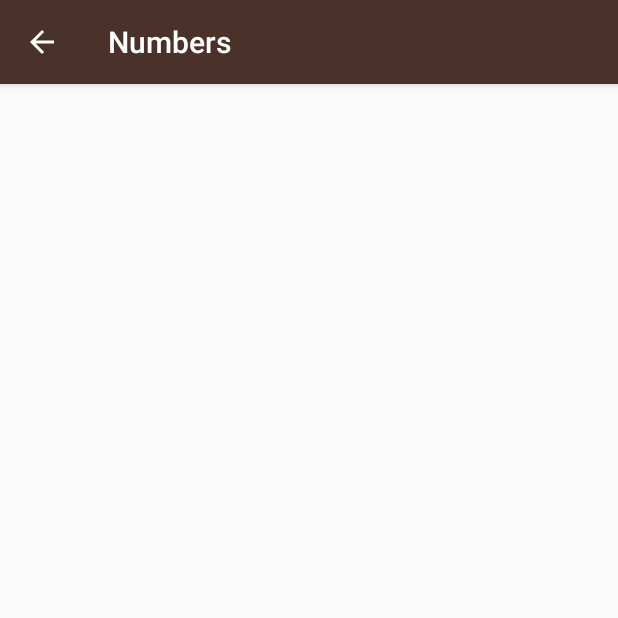
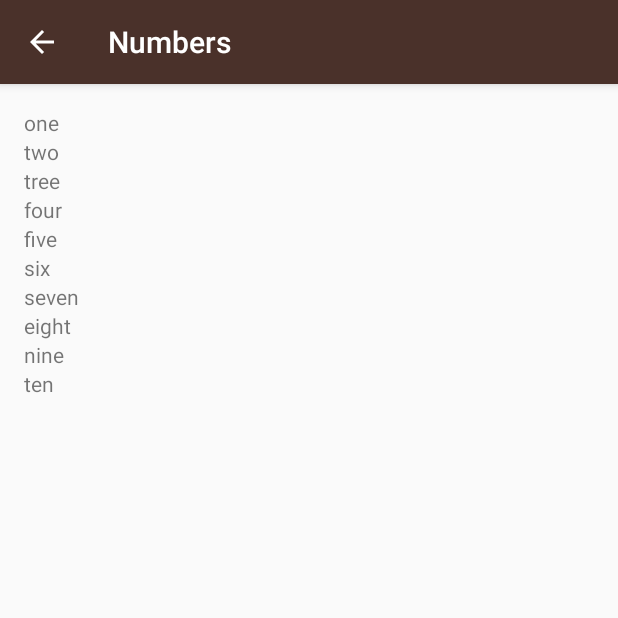
Before and after one commit to AlexBMA/Miwok, an Android app: the NumbersActivity screen opened directly, with no data from a screen before it, on a phone screen of 412 x 824 dp, the top half of it. Run offline under Robolectric (Android 15) with nearby library versions, the phone set to English and light mode, and no system bars.

Commit message:
update 2

```diff
--- a/app/src/main/java/com/example/alexandru/miwok/NumbersActivity.java
+++ b/app/src/main/java/com/example/alexandru/miwok/NumbersActivity.java
@@ -17,6 +17,11 @@ package com.example.alexandru.miwok;
 
 import android.os.Bundle;
 import android.support.v7.app.AppCompatActivity;
+import android.widget.LinearLayout;
+import android.widget.TextView;
+
+import java.util.ArrayList;
+import java.util.List;
 
 public class NumbersActivity extends AppCompatActivity {
 
@@ -27,17 +32,37 @@ public class NumbersActivity extends AppCompatActivity {
 
 
         // Code here
-        String englishWords[] = new String[10];
-        englishWords[0] = "one";
-        englishWords[1] = "two";
-        englishWords[2] = "tree";
-        englishWords[3] = "four";
-        englishWords[4] = "five";
-        englishWords[5] = "six";
-        englishWords[6] = "seven";
-        englishWords[7] = "eight";
-        englishWords[8] = "nine";
-        englishWords[9] = "ten";
+        List<String> englishWords = new ArrayList<>();
+        englishWords = createEndglishWords(englishWords);
+        displayEnlishWords(englishWords);
+
+    }
+
+    private List<String> createEndglishWords(List<String> list) {
+        list.add("one");
+        list.add("two");
+        list.add("tree");
+        list.add("four");
+        list.add("five");
+        list.add("six");
+        list.add("seven");
+        list.add("eight");
+        list.add("nine");
+        list.add("ten");
+
+        return list;
+    }
+
+    public void displayEnlishWords(List<String> list) {
+
+        LinearLayout linearLayout = (LinearLayout) findViewById(R.id.root_view);
+        int size = list.size();
+        for (int i = 0; i < size; i++) {
+            TextView textView = new TextView(this);
+            textView.setText(list.get(i));
+            linearLayout.addView(textView);
+        }
+
 
     }
 }
--- a/app/src/main/res/layout/activity_numbers.xml
+++ b/app/src/main/res/layout/activity_numbers.xml
@@ -13,14 +13,17 @@
      See the License for the specific language governing permissions and
      limitations under the License.
 -->
-<RelativeLayout xmlns:android="http://schemas.android.com/apk/res/android"
+<LinearLayout xmlns:android="http://schemas.android.com/apk/res/android"
     xmlns:tools="http://schemas.android.com/tools"
+    android:id="@+id/root_view"
     android:layout_width="match_parent"
     android:layout_height="match_parent"
+    android:orientation="vertical"
     android:paddingBottom="@dimen/activity_vertical_margin"
     android:paddingLeft="@dimen/activity_horizontal_margin"
     android:paddingRight="@dimen/activity_horizontal_margin"
     android:paddingTop="@dimen/activity_vertical_margin"
     tools:context="com.example.alexandru.miwok.NumbersActivity">
 
-</RelativeLayout>
+
+</LinearLayout>
```
